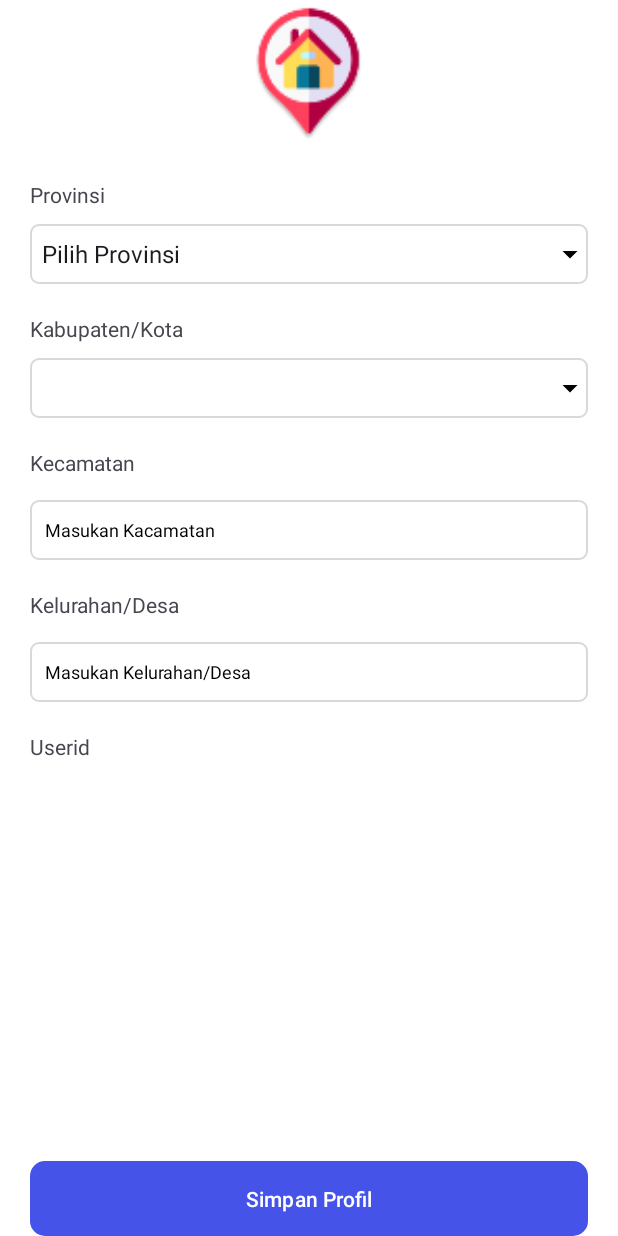
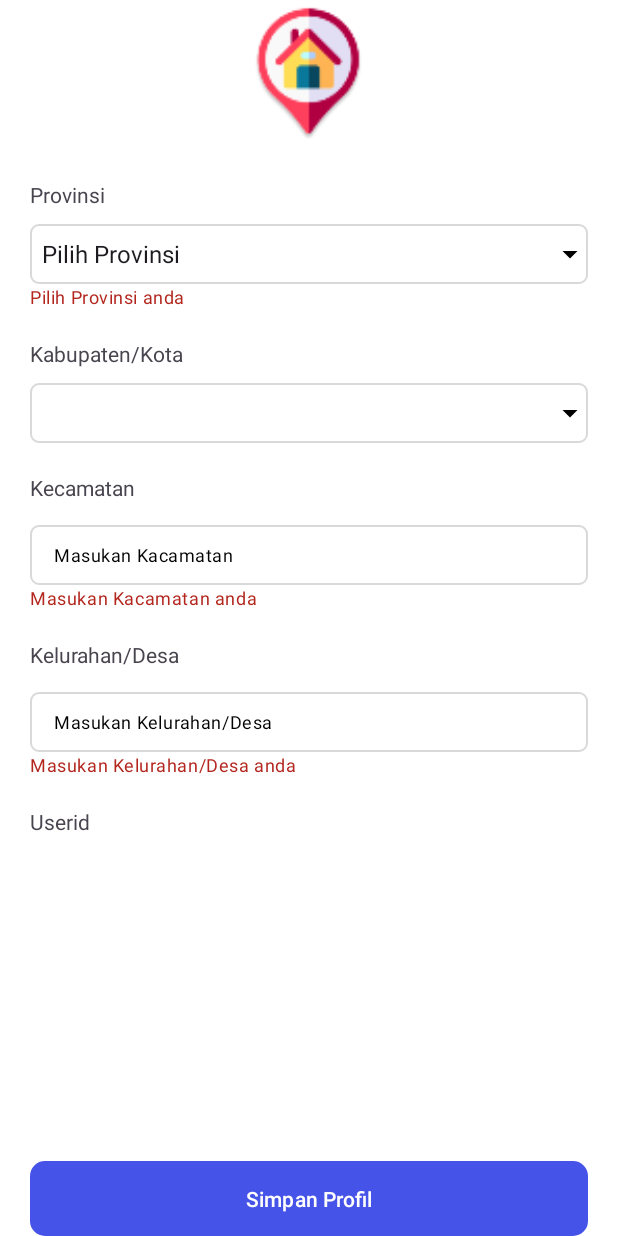
Before and after one commit to Skripsiiii/corruption_perception_index_frontend, an Android app: the fragment thirdRegister shown on its own in the app's theme, after a tap on "Simpan Profil", on a phone screen of 412 x 824 dp. Run offline under Robolectric (Android 15) with nearby library versions, the phone set to English and light mode, and no system bars.

Commit message:
update validasi third register

```diff
--- a/app/src/main/java/com/example/corruptionperceptionindex/src/register/aktivasiEmail.java
+++ b/app/src/main/java/com/example/corruptionperceptionindex/src/register/aktivasiEmail.java
@@ -30,6 +30,8 @@ public class aktivasiEmail extends AppCompatActivity {
         backButton = findViewById(R.id.backButton);
         countdown_timer = findViewById(R.id.countdown_timer);
         requestButton = findViewById(R.id.btnAktivasi);
+
+        requestButton.setVisibility(View.GONE);
 
         textCount.setVisibility(View.GONE);
         countdown_timer.setVisibility(View.GONE);
--- a/app/src/main/java/com/example/corruptionperceptionindex/src/register/secondRegister.java
+++ b/app/src/main/java/com/example/corruptionperceptionindex/src/register/secondRegister.java
@@ -206,7 +206,7 @@ public class secondRegister extends Fragment {
                     saveData(selectedGender, selectedDate, selectedEducation, selectedOccupation);
                     new RegisterUserTask().execute();
                 }
-            }, 4000); // 4000 milliseconds = 4 seconds
+            }, 6000); // 4000 milliseconds = 4 seconds
         }
     }
 
--- a/app/src/main/java/com/example/corruptionperceptionindex/src/register/thirdRegister.java
+++ b/app/src/main/java/com/example/corruptionperceptionindex/src/register/thirdRegister.java
@@ -1,9 +1,12 @@
 package com.example.corruptionperceptionindex.src.register;
 
+import android.app.ProgressDialog;
 import android.content.Context;
 import android.content.SharedPreferences;
 import android.os.AsyncTask;
 import android.os.Bundle;
+import android.os.Handler;
+import android.text.TextUtils;
 import android.view.LayoutInflater;
 import android.view.View;
 import android.view.ViewGroup;
@@ -48,6 +51,8 @@ public class thirdRegister extends Fragment {
     private int userId;
     private int selectedCityId;
 
+    com.google.android.material.textfield.TextInputLayout provinsiLayout, cityLayout, kacamatanLayout, kotaTVLayout;
+
     @Nullable
     @Override
     public View onCreateView(LayoutInflater inflater, @Nullable ViewGroup container, @Nullable Bundle savedInstanceState) {
@@ -61,16 +66,15 @@ public class thirdRegister extends Fragment {
         kacamatanEdt = view.findViewById(R.id.kacamatanEditText);
         kelurahanEdt = view.findViewById(R.id.kelurahandesaEditText);
 
-
         provinsiSpinner = view.findViewById(R.id.provinsiSpiner);
         kabupatenkotaSpiner = view.findViewById(R.id.kabupatenkotaSpinner);
-//        kacamatanSpiner = view.findViewById(R.id.kecamatanSpiner);
-//        kelurahanSpinner = view.findViewById(R.id.kelurahandesaSpinner);
+
+        provinsiLayout = view.findViewById(R.id.provinsiLayout);
+        cityLayout = view.findViewById(R.id.cityLayout);
+        kacamatanLayout = view.findViewById(R.id.kacamatanLayout);
+        kotaTVLayout = view.findViewById(R.id.kotaLayout);
 
         saveButton = view.findViewById(R.id.btn_save);
-
-        // Initialize spinner data
-//        initializeSpinners();
 
         // Fetch provinces data
         new FetchProvincesTask().execute();
@@ -105,6 +109,7 @@ public class thirdRegister extends Fragment {
         });
 
         saveButton.setOnClickListener(v -> {
+            if (validateFieldsAndRegister()) {
                 if (selectedCityId != 0 && userId != 0) {
                     new AddDomicileTask().execute(userId, selectedCityId);
 
@@ -116,6 +121,7 @@ public class thirdRegister extends Fragment {
                     viewPager.setCurrentItem(viewPager.getCurrentItem() + 1, true);
                 } else {
                     Toast.makeText(getContext(), "Anda belum melakukan Login", Toast.LENGTH_SHORT).show();
+                }
             }
         });
 
@@ -324,4 +330,44 @@ public class thirdRegister extends Fragment {
         editor.putString("selectkabupaten", kabupaten);
         editor.apply();
     }
+
+    private boolean validateFieldsAndRegister() {
+        provinsiLayout.setError(null);
+        cityLayout.setError(null);
+        kacamatanLayout.setError(null);
+        kotaTVLayout.setError(null);
+
+        // Check for null references before accessing the spinners and EditTexts
+        if (provinsiSpinner == null || kabupatenkotaSpiner == null || kacamatanEdt == null || kelurahanEdt == null) {
+            Toast.makeText(getContext(), "Please make sure all fields are properly initialized.", Toast.LENGTH_SHORT).show();
+            return false;
         }
+
+        String selectedProvinsi = provinsiSpinner.getSelectedItem() != null ? provinsiSpinner.getSelectedItem().toString() : "";
+        String selectedKabupatenKota = kabupatenkotaSpiner.getSelectedItem() != null ? kabupatenkotaSpiner.getSelectedItem().toString() : "";
+        String kacamatanText = this.kacamatanEdt.getText().toString();
+        String kelurahanText = this.kelurahanEdt.getText().toString();
+
+        boolean isValid = true;
+
+        if (selectedProvinsi.equals("Pilih Provinsi")) {
+            provinsiLayout.setError("Pilih Provinsi anda");
+            isValid = false;
+        }
+
+        if (selectedKabupatenKota.equals("Pilih Kabupaten/Kota")) {
+            cityLayout.setError("Pilih Kabupaten/Kota anda");
+            isValid = false;
+        }
+
+        if (TextUtils.isEmpty(kacamatanText)) {
+            kacamatanLayout.setError("Masukan Kacamatan anda");
+        }
+
+        if (TextUtils.isEmpty(kelurahanText)) {
+            kotaTVLayout.setError("Masukan Kelurahan/Desa anda");
+        }
+
+        return isValid;
+    }
+}
--- a/app/src/main/res/layout/activity_login.xml
+++ b/app/src/main/res/layout/activity_login.xml
@@ -49,7 +49,6 @@
                 android:hint="@string/email"
                 android:inputType="textEmailAddress"
                 android:padding="10dp"
-                android:textColorHint="@color/black"
                 android:textSize="12dp"
                 tools:ignore="TouchTargetSizeCheck,SpeakableTextPresentCheck,TextSizeCheck" />
 
@@ -77,7 +76,6 @@
                     android:hint="@string/password"
                     android:inputType="textPassword"
                     android:paddingStart="-1dp"
-                    android:textColorHint="@color/black"
                     android:textSize="12dp"
                     tools:ignore="TextSizeCheck,TouchTargetSizeCheck" />
 
@@ -231,7 +229,6 @@
                 android:layout_weight="1"
                 android:gravity="end"
                 android:text="Belum punya akun? "
-                android:textColor="@color/black"
                 android:textStyle="bold"
                 tools:ignore="TextSizeCheck" />
 
--- a/app/src/main/res/layout/activity_register_fragment.xml
+++ b/app/src/main/res/layout/activity_register_fragment.xml
@@ -82,9 +82,7 @@
                         android:layout_width="wrap_content"
                         android:layout_height="wrap_content"
                         android:text="Sudah Punya Akun ? "
-                        android:textStyle="bold"
-                        android:textColor="@android:color/black"
-                        />
+                        android:textStyle="bold" />
 
                     <TextView
                         android:id="@+id/LoginButton"
--- a/app/src/main/res/layout/activity_third_register.xml
+++ b/app/src/main/res/layout/activity_third_register.xml
@@ -24,10 +24,15 @@
         android:layout_marginTop="20dp"
         android:text="Provinsi" />
 
+    <com.google.android.material.textfield.TextInputLayout
+        android:id="@+id/provinsiLayout"
+        android:layout_width="match_parent"
+        android:layout_height="wrap_content"
+        android:layout_marginHorizontal="20dp">
+
         <FrameLayout
             android:layout_width="match_parent"
             android:layout_height="wrap_content"
-        android:layout_marginHorizontal="20dp"
             android:layout_marginTop="10dp"
             app:endIconMode="clear_text"
             android:background="@drawable/spinner_border">
@@ -47,6 +52,8 @@
                 android:src="@drawable/ic_dropdown_arrow" />
 
         </FrameLayout>
+    </com.google.android.material.textfield.TextInputLayout>
+
 
 
     <TextView
@@ -56,10 +63,15 @@
         android:layout_marginTop="20dp"
         android:text="Kabupaten/Kota" />
 
+    <com.google.android.material.textfield.TextInputLayout
+        android:id="@+id/cityLayout"
+        android:layout_width="match_parent"
+        android:layout_height="wrap_content"
+        android:layout_marginHorizontal="20dp">
+
         <FrameLayout
             android:layout_width="match_parent"
             android:layout_height="wrap_content"
-        android:layout_marginHorizontal="20dp"
             android:layout_marginTop="10dp"
             app:endIconMode="clear_text"
             android:background="@drawable/spinner_border">
@@ -80,6 +92,10 @@
 
         </FrameLayout>
 
+    </com.google.android.material.textfield.TextInputLayout>
+
+
+
     <TextView
         android:layout_width="wrap_content"
         android:layout_height="wrap_content"
@@ -87,10 +103,15 @@
         android:layout_marginTop="20dp"
         android:text="Kecamatan" />
 
+    <com.google.android.material.textfield.TextInputLayout
+        android:id="@+id/kacamatanLayout"
+        android:layout_width="match_parent"
+        android:layout_height="wrap_content"
+        android:layout_marginHorizontal="20dp">
+
         <FrameLayout
             android:layout_width="match_parent"
             android:layout_height="wrap_content"
-        android:layout_marginHorizontal="20dp"
             android:layout_marginTop="10dp"
             app:endIconMode="clear_text">
 
@@ -111,6 +132,9 @@
 
         </FrameLayout>
 
+
+    </com.google.android.material.textfield.TextInputLayout>
+
     <TextView
         android:layout_width="wrap_content"
         android:layout_height="wrap_content"
@@ -118,10 +142,14 @@
         android:layout_marginTop="20dp"
         android:text="Kelurahan/Desa" />
 
+    <com.google.android.material.textfield.TextInputLayout
+        android:id="@+id/kotaLayout"
+        android:layout_width="match_parent"
+        android:layout_height="wrap_content"
+        android:layout_marginHorizontal="20dp">
         <FrameLayout
             android:layout_width="match_parent"
             android:layout_height="wrap_content"
-        android:layout_marginHorizontal="20dp"
             android:layout_marginTop="10dp"
             app:endIconMode="clear_text">
 
@@ -141,6 +169,10 @@
                 android:textSize="12dp" />
 
         </FrameLayout>
+
+
+    </com.google.android.material.textfield.TextInputLayout>
+
 
     <TextView
         android:id="@+id/userid"
```
Lines whose indentation alone changed are shown as unchanged.
